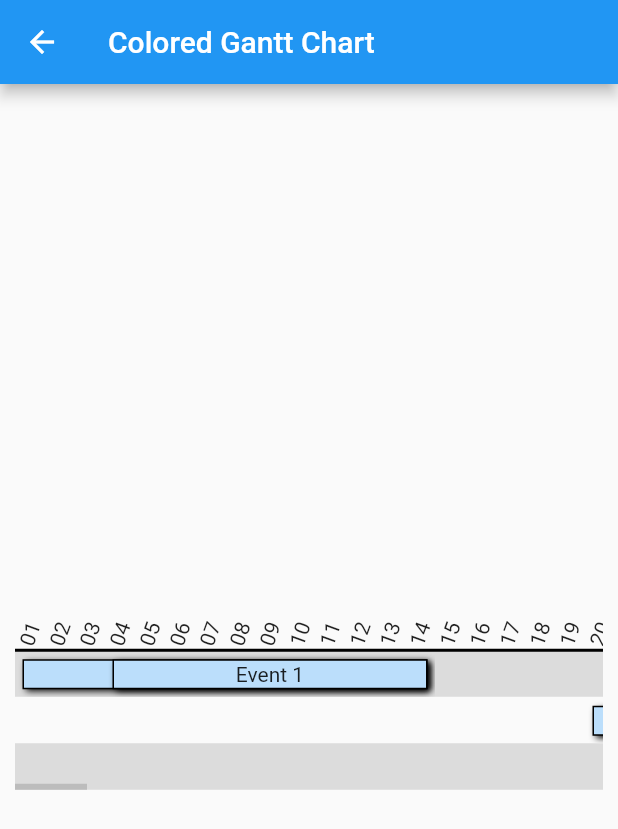
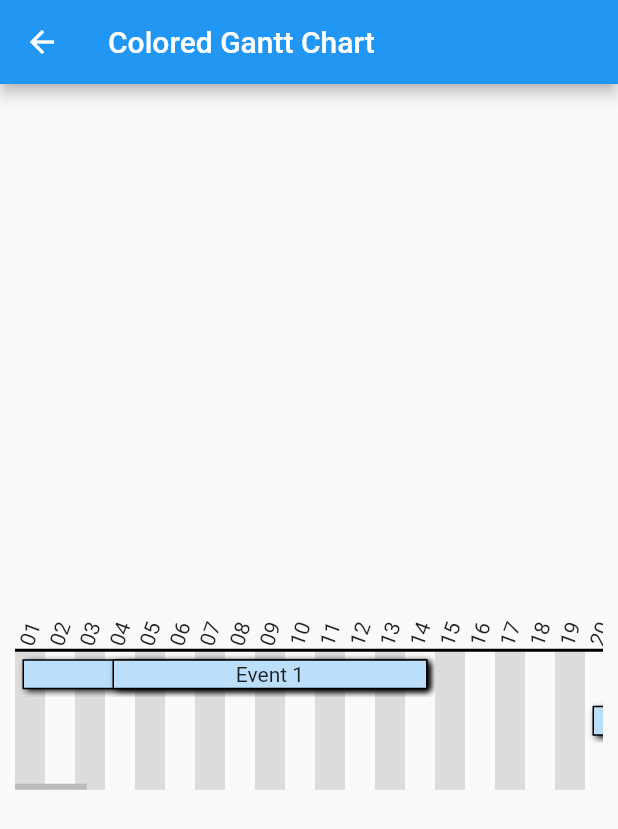
Before and after one commit to IvanHerreraCasas/dynamic_timeline, a Flutter app: the ColoredGanttChart screen opened directly, on a phone screen of 412 x 824 dp. Shown: the top 829 px of the screen. Run offline on Flutter 3.47's test engine with Material 2 defaults, Android fonts, the phone set to English and light mode, and no system bars.

Commit message:
- generalized the offset of the background painter

```diff
--- a/example/lib/background_painter_samples/colored_gantt_chart.dart
+++ b/example/lib/background_painter_samples/colored_gantt_chart.dart
@@ -85,8 +85,8 @@ class _ColoredGanttChartState extends State<ColoredGanttChart> {
                 intervalExtent: 20,
                 maxCrossAxisItemExtent: 30,
                 crossAxisSpacing: 1,
-                //intervalPainters: [HorizontalIntervalPainter()],
-                intervalPainters: [VerticalIntervalPainter()],
+                intervalPainters: [HorizontalIntervalPainter()],
+                //intervalPainters: [VerticalIntervalPainter()],
                 items: items,
               ),
             ),
--- a/example/lib/background_painter_samples/colored_weekly_timetable.dart
+++ b/example/lib/background_painter_samples/colored_weekly_timetable.dart
@@ -82,8 +82,8 @@ class _ColoredWeeklyTimetableState extends State<ColoredWeeklyTimetable> {
                     intervalDuration: const Duration(hours: 1),
                     crossAxisCount: 7,
                     intervalExtent: 50,
-                    //intervalPainters: [VerticalIntervalPainter()],
-                    intervalPainters: [HorizontalIntervalPainter()],
+                    intervalPainters: [VerticalIntervalPainter()],
+                    //intervalPainters: [HorizontalIntervalPainter()],
                     items: items,
                   ),
                 ],
--- a/lib/src/rendering/painter/interval_painter/interval_painter_data.dart
+++ b/lib/src/rendering/painter/interval_painter/interval_painter_data.dart
@@ -5,9 +5,11 @@ class IntervalPainterData {
   IntervalPainterData(
       {this.intervalSize = Size.zero,
         this.numberOfIntervals=0,
-        this.offset=Offset.zero});
+        this.mainAxisOffset=0,
+        this.crossAxisOffset=0});
 
   final Size intervalSize;
   final int numberOfIntervals;
-  final Offset offset;
+  final double mainAxisOffset;
+  final double crossAxisOffset;
 }
```
Also changed, not shown: lib/src/rendering/dynamic_timeline_layout.dart (+6 -6 lines), lib/src/rendering/painter/interval_painter/interval_painter.dart (+4 -4 lines), 1 other file.
